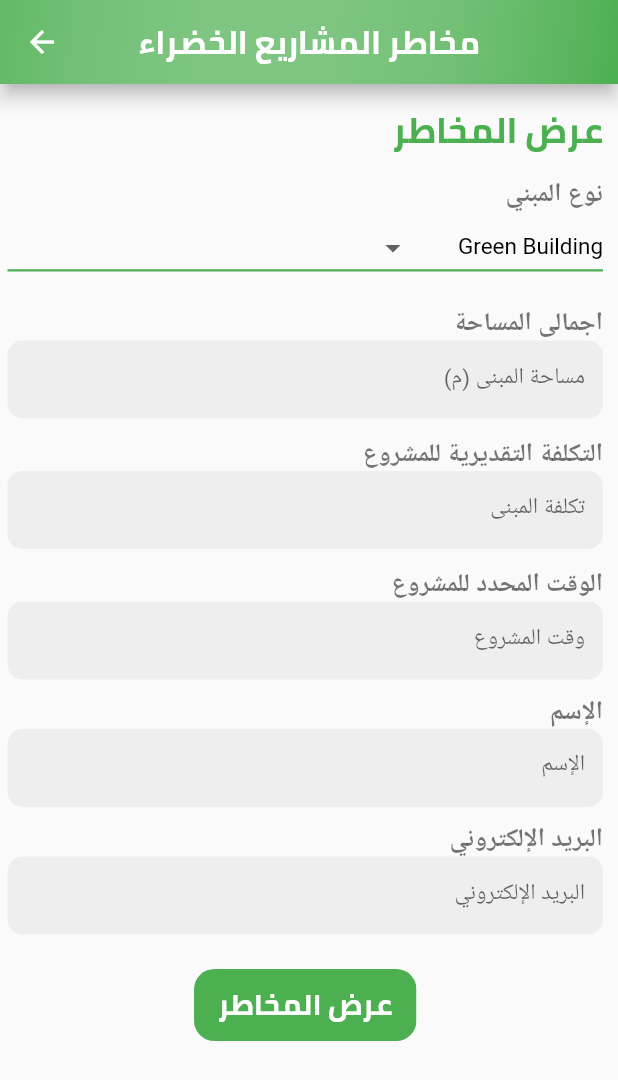
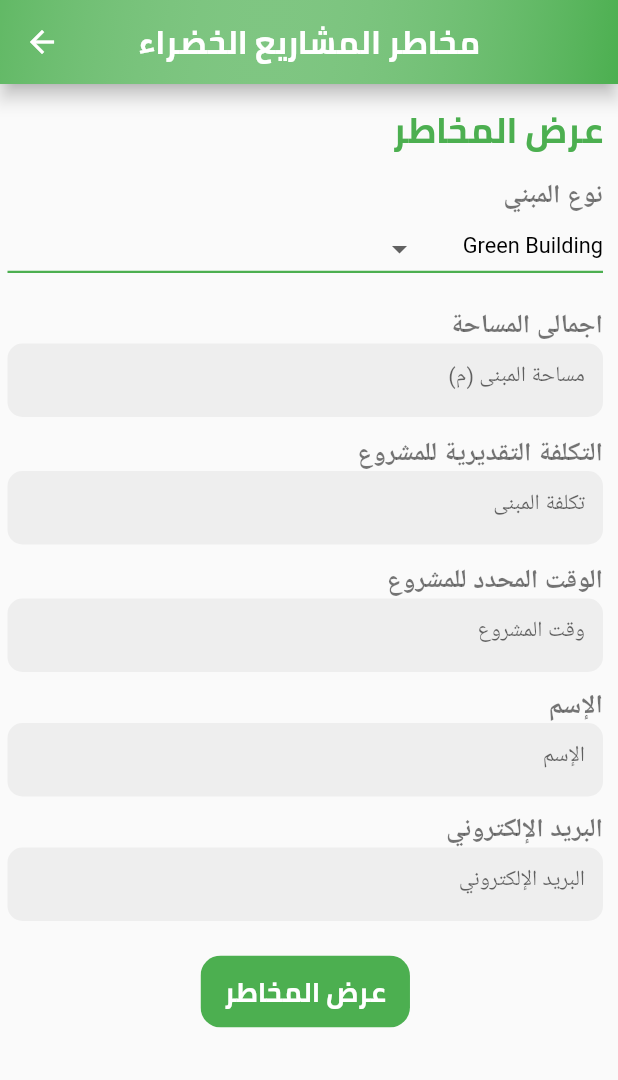
Before and after one commit to ahmed240311/green_building, a Flutter app: the HomeScreen screen opened by its route, on a phone screen of 412 x 824 dp. Shown: the top 1080 px of the screen. Run offline on Flutter 3.47's test engine with Material 2 defaults, Android fonts, the phone set to English and light mode, and no system bars; our stand-ins replace animated_splash_screen, animated_text_kit, easy_localization, flutter_spinkit, form_field_validator, page_transition and 1 more; missing offline and left inert: easy_localization_loader; Roboto replaces fonts that are missing (Cairo-Light, Cairo-Regular).

Commit message:
Add files via upload

```diff
--- a/lib/style.dart
+++ b/lib/style.dart
@@ -5,42 +5,51 @@ const kTextLightColor = Color(0xFFACACAC);
 
 StyleforText() {
   return TextStyle(
-      letterSpacing: 1.0,
+      letterSpacing: .8,
       // color: Col,
       // foreground: Paint()..shader = linearGradient,
       fontFamily: 'Cairo-Black',
       color: Colors.white,
       fontWeight: FontWeight.bold,
-      fontSize: 19.5);
+      fontSize: 18.05);
 }
-styleForLabel(){
+
+styleForLabel() {
   return TextStyle(
       letterSpacing: 1.0,
       color: Colors.green,
       // foreground: Paint()..shader = linearGradient,
       fontFamily: 'Cairo-Black',
       fontWeight: FontWeight.bold,
-      fontSize: 26);
+      fontSize: 25.5);
+}
+
+styleForbtn() {
+  return TextStyle(
+      letterSpacing: 1.0,
+      color: Colors.green,
+      // foreground: Paint()..shader = linearGradient,
+      fontFamily: 'Cairo-Black',
+      fontWeight: FontWeight.bold,
+      fontSize: 23);
 }
 
 styleForValueLAbel() {
   return TextStyle(
-    letterSpacing: .8,
-    fontSize: 17.0,
+    letterSpacing: .6,
+    fontSize: 17.4,
     fontWeight: FontWeight.w600,
     fontFamily: 'Cairo-Light',
     color: Colors.black54,
-
   );
 }
 
 styleForValue() {
   return TextStyle(
-      fontWeight: FontWeight.normal,
-      fontSize: 15.0,
-      height: 0.8,
-      color: Colors.black,
+    fontWeight: FontWeight.normal,
+    fontSize: 14.5,
+    height: 0.6,
+    color: Colors.black,
     fontFamily: 'Cairo-Regular',
-
   );
 }
```
